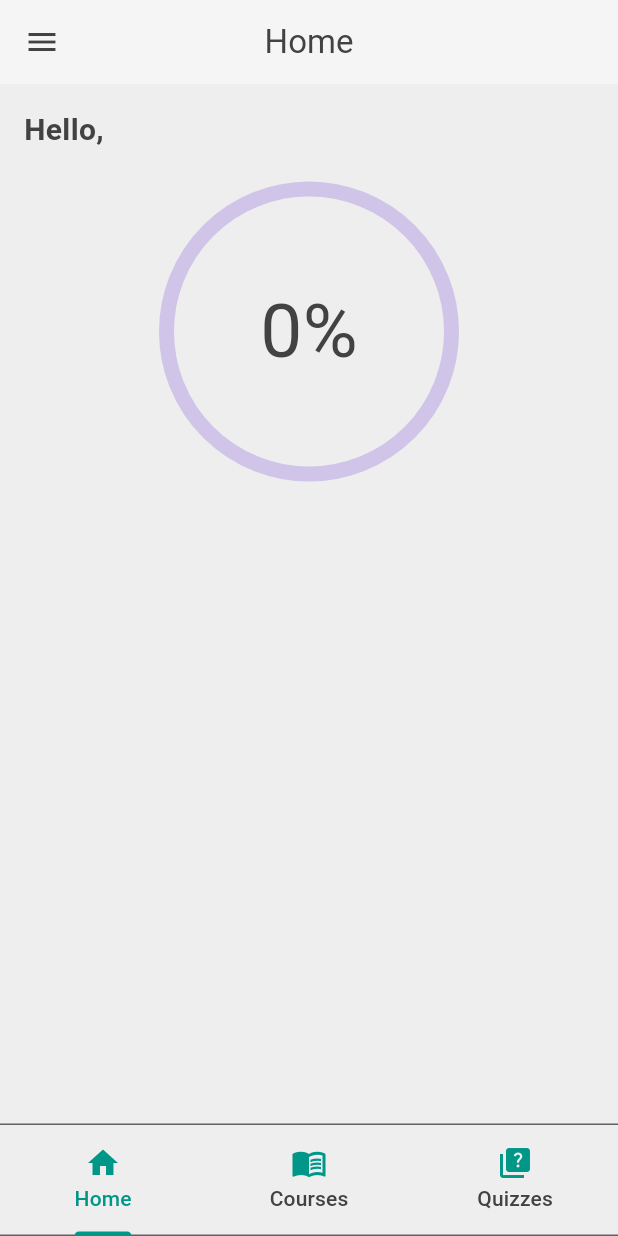
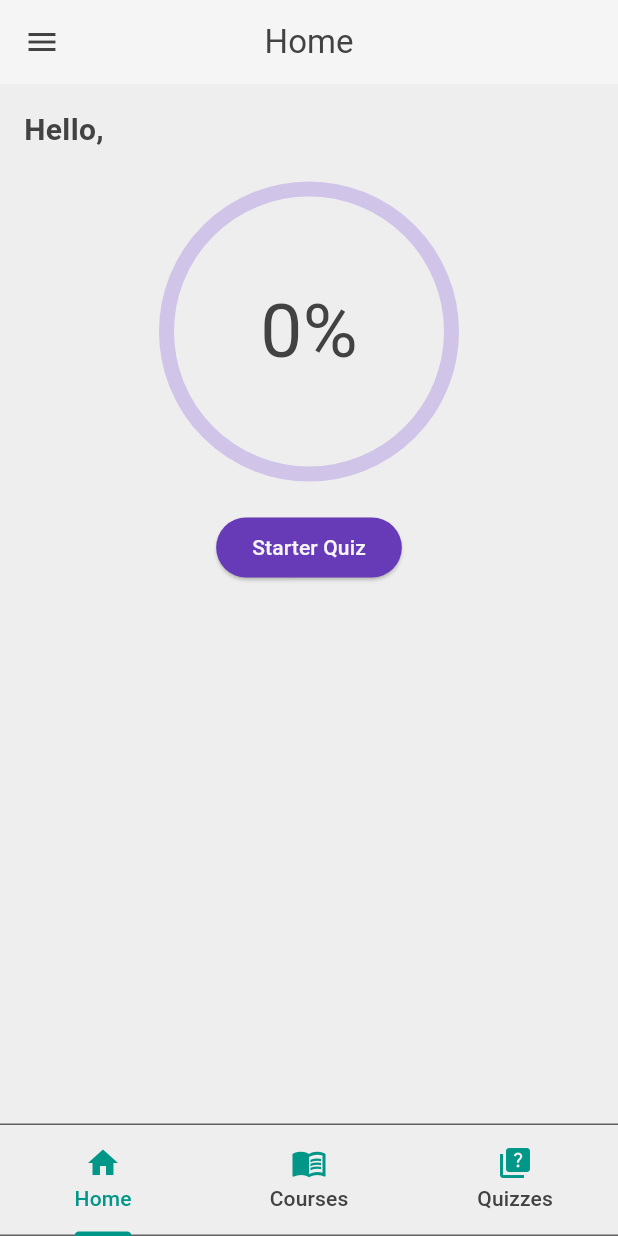
Before and after one commit to A-taraxia/quiz_app, a Flutter app: the screen it shows once a user with an empty profile is signed in, on a phone screen of 412 x 824 dp. Run offline on Flutter 3.47's test engine with Material 3 defaults, Android fonts, the phone set to English and light mode, and no system bars; drawn by our look-alikes of percent_indicator; our stand-ins replace cloud_firestore, firebase_auth, firebase_core; accounts and stored records are empty.

Commit message:
Button Home Page

```diff
--- a/lib/containers/home_container.dart
+++ b/lib/containers/home_container.dart
@@ -1,5 +1,6 @@
 import 'package:flutter/material.dart';
 import 'package:quiz_app/components/progress_bar.dart';
+import 'package:quiz_app/pages/starter_page.dart';
 
 class HomeContainer extends StatelessWidget {
   final String nickname;
@@ -27,7 +28,24 @@ class HomeContainer extends StatelessWidget {
         ),
         const SizedBox(height: 20),
         Center(
-          child: ProgressBar()
+          child: ProgressBar(),
+        ),
+        const SizedBox(height: 20),
+        Center(
+          child: ElevatedButton(
+            style: ElevatedButton.styleFrom(
+              backgroundColor: Colors.deepPurple,
+            ),
+            onPressed: () {
+              Navigator.push(
+                context,
+                MaterialPageRoute(
+                  builder: (context) => StarterPage(nickname: nickname),
+                ),
+              );
+            },
+            child: const Text('Starter Quiz'),
+          ),
         ),
       ],
     );
--- a/lib/pages/home_page.dart
+++ b/lib/pages/home_page.dart
@@ -3,6 +3,7 @@ import 'package:quiz_app/components/my_drawer.dart';
 import 'package:quiz_app/containers/courses_container.dart';
 import 'package:quiz_app/containers/home_container.dart'; // Import the HomeContainer
 import 'package:quiz_app/containers/quiz_menu.dart';
+import 'package:quiz_app/pages/starter_page.dart';
 
 class HomePage extends StatefulWidget {
   final String nickname;
```
